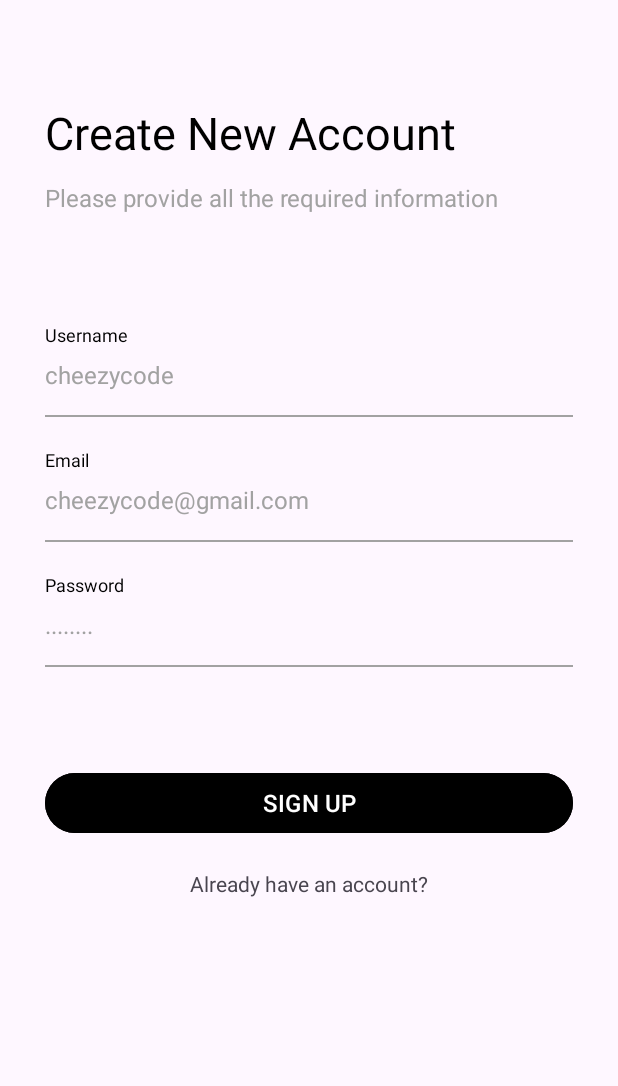
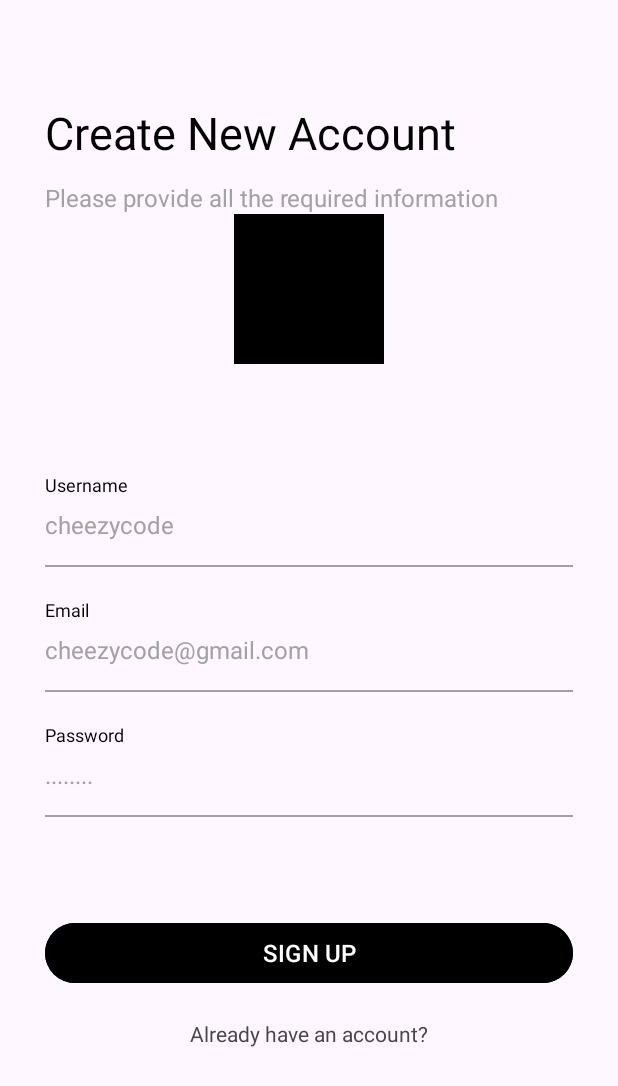
Before and after one commit to Rawat-Senpai/SocialMediaApplicaition, an Android app: the SignUpFragment screen opened through its navigation route, after a tap on "SIGN UP", on a phone screen of 412 x 824 dp. Shown: the top 1086 px of the screen. Run offline under Robolectric (Android 15) with nearby library versions, the phone set to English and light mode, and no system bars; our stand-ins replace Dagger/Hilt's generated code, Firebase (no records; nobody signed in at launch, a user with empty details on screens opened directly), sdp/ssp sizes; libraries missing offline, so code that uses them is left out: com.permissionx.guolindev.

Commit message:
some changes are done to make common code

```diff
--- a/app/src/main/java/com/example/socialmediaapplicaition/data/AuthRepository.kt
+++ b/app/src/main/java/com/example/socialmediaapplicaition/data/AuthRepository.kt
@@ -1,9 +1,11 @@
 package com.example.socialmediaapplicaition.data
 
+import android.net.Uri
 import com.example.socialmediaapplicaition.models.User
 import com.example.socialmediaapplicaition.utils.NetworkResult
 import com.google.firebase.auth.FirebaseUser
 import com.google.firebase.firestore.FirebaseFirestore
+import com.google.firebase.storage.FirebaseStorage
 
 interface AuthRepository {
     val currentUser:FirebaseUser?
@@ -11,6 +13,8 @@ interface AuthRepository {
     suspend fun login(email:String,password:String):NetworkResult<FirebaseUser>
     suspend fun signup(name:String,email:String,password: String):NetworkResult<FirebaseUser>
     suspend fun addUserToDatabase(user:User):NetworkResult<Unit>
+
+    suspend fun uploadPhotoToFireStore(photoUri:Uri):NetworkResult<Uri>
     fun logout()
 
 }
--- a/app/src/main/java/com/example/socialmediaapplicaition/di/AppModule.kt
+++ b/app/src/main/java/com/example/socialmediaapplicaition/di/AppModule.kt
@@ -4,6 +4,7 @@ import com.example.socialmediaapplicaition.data.AuthRepository
 import com.example.socialmediaapplicaition.data.AuthRepositoryImpl
 import com.google.firebase.auth.FirebaseAuth
 import com.google.firebase.firestore.FirebaseFirestore
+import com.google.firebase.storage.FirebaseStorage
 import dagger.Module
 import dagger.Provides
 import dagger.hilt.InstallIn
@@ -26,6 +27,9 @@ class AppModule {
     @Singleton
     fun provideFireStoreInstance(): FirebaseFirestore = FirebaseFirestore.getInstance()
 
+    @Provides
+    @Singleton
+    fun provideFirebaseStorageInstance(): FirebaseStorage = FirebaseStorage.getInstance()
 
 
 }
--- a/app/src/main/java/com/example/socialmediaapplicaition/ui/auth/AuthViewModel.kt
+++ b/app/src/main/java/com/example/socialmediaapplicaition/ui/auth/AuthViewModel.kt
@@ -1,5 +1,6 @@
 package com.example.socialmediaapplicaition.ui.auth
 
+import android.net.Uri
 import android.util.Log
 import androidx.lifecycle.ViewModel
 import androidx.lifecycle.viewModelScope
@@ -27,41 +28,49 @@ class AuthViewModel @Inject constructor(private val repository:AuthRepository) :
     private val _addUserResultState = MutableStateFlow<NetworkResult<Unit>?>(null)
     val addUserResultState: StateFlow<NetworkResult<Unit>?> = _addUserResultState
 
+
+
+    private val _uploadPhotoResult = MutableStateFlow<NetworkResult<Uri>?>(null)
+    val uploadPhotoResult: StateFlow<NetworkResult<Uri>?> = _uploadPhotoResult
+
+
     val currentUser:FirebaseUser?
         get() = repository.currentUser
 
     init {
-//        if(repository.currentUser != null){
-//            _loginFlow.value= NetworkResult.Success(repository.currentUser)
-//        }
+        if(repository.currentUser != null){
+            _loginFlow.value= NetworkResult.Success(repository.currentUser)
+        }
     }
 
     fun login(email:String,password:String) = viewModelScope.launch {
         _loginFlow.value= NetworkResult.Loading()
         val result = repository.login(email,password)
         _loginFlow.value= result
-
-        Log.d("RESPONSE",result.toString())
     }
 
     fun signup(name:String,email:String,password:String) = viewModelScope.launch {
         _signupFlow.value = NetworkResult.Loading()
         val result = repository.signup(name,email,password)
         _signupFlow.value = result
-        Log.d("RESPONSE",result.toString())
-        Log.d("RESPONSE",result.data.toString())
     }
 
 
     fun addUserToDatabase(user:User) = viewModelScope.launch {
-            Log.d("checkingResultS","inside function")
             _addUserResultState.value = NetworkResult.Loading()
             val result = repository.addUserToDatabase(user)
-            Log.d("checkingResultS",result.toString())
             _addUserResultState.value = result
 
     }
 
+    fun uploadImageToFireStore(photoUri:Uri) = viewModelScope.launch {
+
+        _uploadPhotoResult.value = NetworkResult.Loading()
+        val result = repository.uploadPhotoToFireStore(photoUri)
+        _uploadPhotoResult.value= result
+        Log.d("checking",result.toString())
+
+    }
 
     fun logout(){
         repository.logout()
--- a/app/src/main/res/layout/fragment_sign_up.xml
+++ b/app/src/main/res/layout/fragment_sign_up.xml
@@ -32,6 +32,13 @@
             android:text="@string/txt_register_subheader"
             android:textColor="@color/light_gray"
             android:textSize="16sp" />
+
+        <ImageView
+            android:id="@+id/imageView"
+            android:layout_width="100dp"
+            android:layout_height="100dp"
+            android:layout_gravity="center_horizontal"
+            android:src="@color/black"/>
 
         <TextView
             android:layout_width="wrap_content"
```
Also changed, not shown: app/build.gradle.kts (+7 -1 lines), app/src/main/AndroidManifest.xml (+10 -0 lines), app/src/main/java/com/example/socialmediaapplicaition/data/AuthRepositoryImpl.kt (+20 -1 lines), app/src/main/java/com/example/socialmediaapplicaition/ui/auth/SignUpFragment.kt (+53 -8 lines), app/src/main/java/com/example/socialmediaapplicaition/utils/Utils.kt (added, +67 -0 lines).
